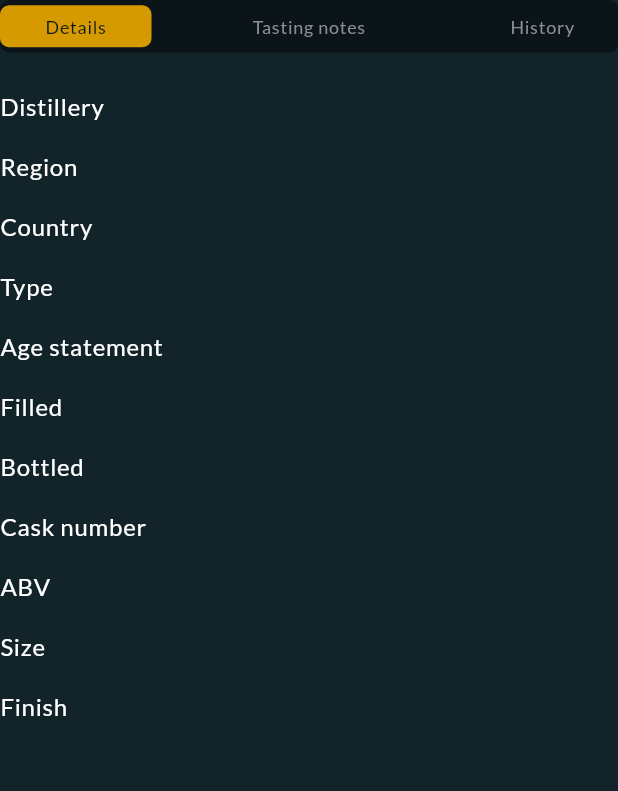
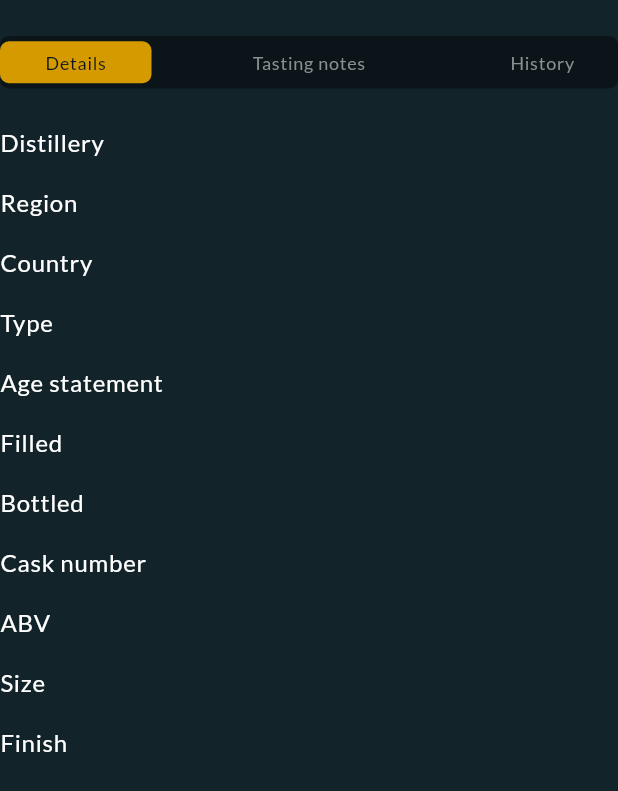
Before and after one commit to Cindy-dev/pixelfield, a Flutter app: the DetailCustomTab widget shown alone on an empty page, opened directly with empty values, on a phone screen of 412 x 824 dp. Shown: the top 791 px of the screen. Run offline on Flutter 3.47's test engine with Material 3 defaults, Android fonts, the phone set to English and light mode, and no system bars; our stand-ins replace connectivity_plus, equatable, flutter_bloc, flutter_svg, get_it, hive_flutter; accounts and stored records are empty.

Commit message:
custom tab update

```diff
--- a/lib/features/collection/presentation/widgets/detail_custom_tab.dart
+++ b/lib/features/collection/presentation/widgets/detail_custom_tab.dart
@@ -1,6 +1,5 @@
 import 'package:flutter/material.dart';
 import 'package:pixelfield/common/utils/app_extension.dart';
-import 'package:pixelfield/common/utils/margin_util.dart';
 import 'package:pixelfield/features/collection/presentation/widgets/tasting_notes.dart';
 import '../../data/model/collection_model.dart';
 import 'details.dart';
@@ -42,6 +41,7 @@ class _DetailCustomTabState extends State<DetailCustomTab> {
       children: [
         Container(
           height: 35,
+          margin: const EdgeInsets.symmetric(vertical: 24),
           alignment: Alignment.center,
           decoration: BoxDecoration(
             borderRadius: BorderRadius.circular(6),
@@ -83,7 +83,6 @@ class _DetailCustomTabState extends State<DetailCustomTab> {
             ),
           ),
         ),
-        const YMargin(24),
         // Tab Content Section
         selectedWidget()
       ],
```
